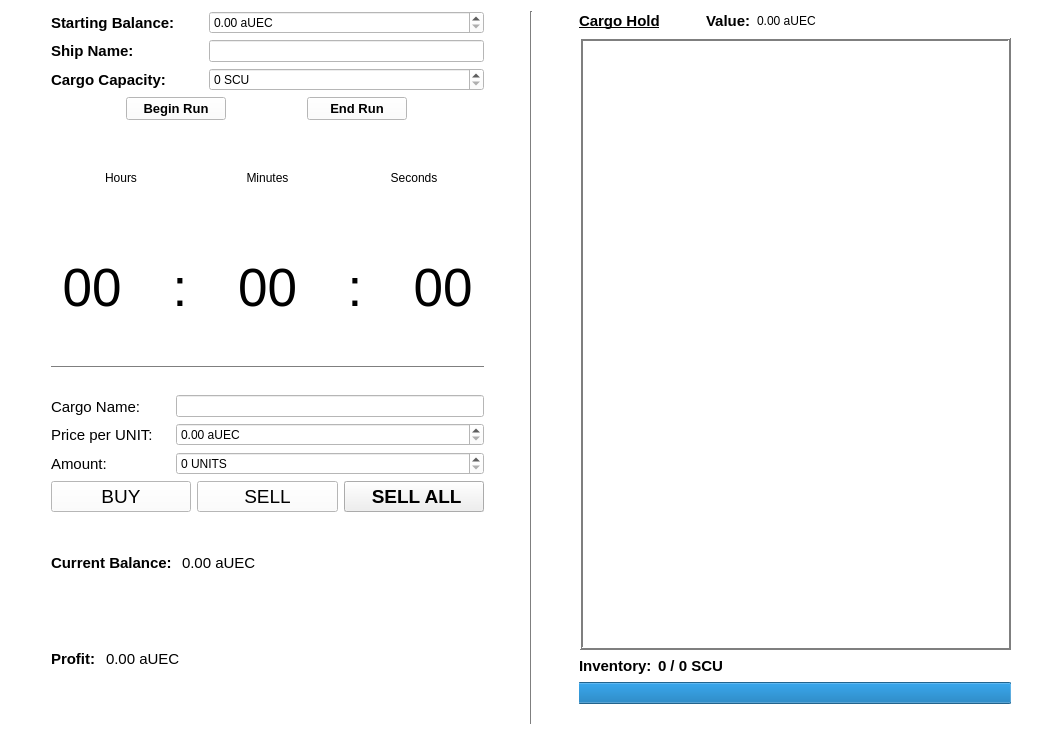
Qt form widget.ui (JusDooEt/SC-Cargo-Log-Qt) before a commit.
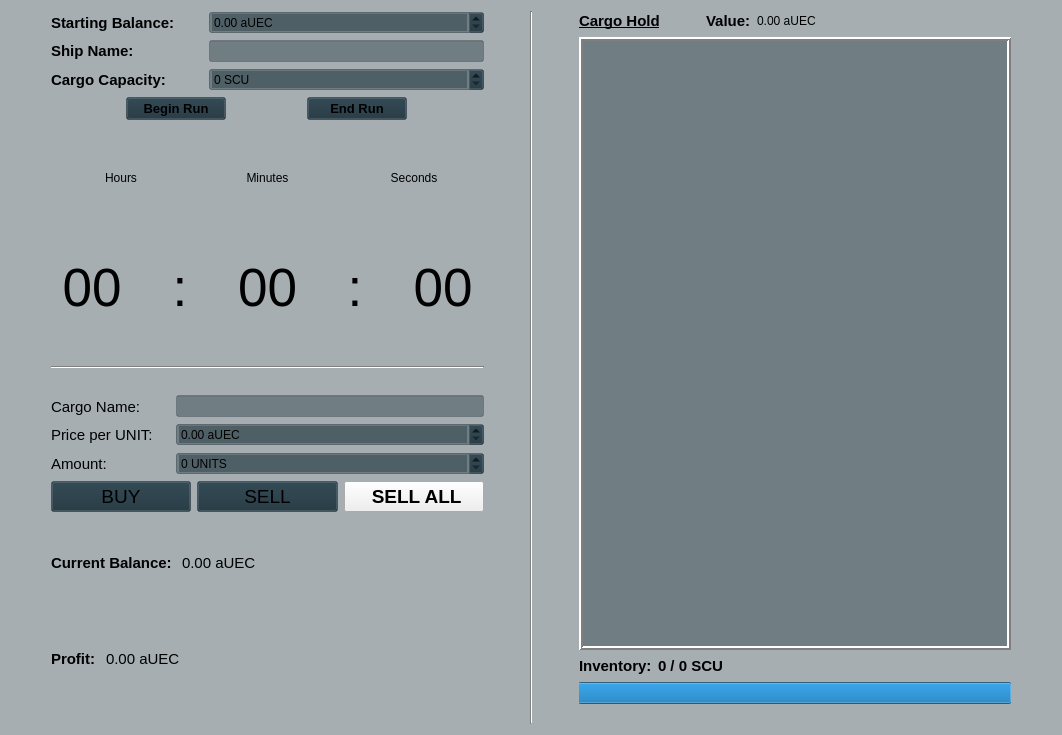
The same form after that commit.

What changed in the file:
```diff
--- a/widget.ui
+++ b/widget.ui
@@ -24,10 +24,10 @@
      </colorrole>
      <colorrole role="Button">
       <brush brushstyle="SolidPattern">
-       <color alpha="255">
-        <red>255</red>
-        <green>255</green>
-        <blue>255</blue>
+       <color alpha="100">
+        <red>27</red>
+        <green>48</green>
+        <blue>59</blue>
        </color>
       </brush>
      </colorrole>
@@ -96,19 +96,19 @@
      </colorrole>
      <colorrole role="Base">
       <brush brushstyle="SolidPattern">
-       <color alpha="255">
-        <red>255</red>
-        <green>255</green>
-        <blue>255</blue>
+       <color alpha="100">
+        <red>27</red>
+        <green>48</green>
+        <blue>59</blue>
        </color>
       </brush>
      </colorrole>
      <colorrole role="Window">
       <brush brushstyle="SolidPattern">
-       <color alpha="255">
-        <red>255</red>
-        <green>255</green>
-        <blue>255</blue>
+       <color alpha="100">
+        <red>27</red>
+        <green>48</green>
+        <blue>59</blue>
        </color>
       </brush>
      </colorrole>
@@ -179,10 +179,10 @@
      </colorrole>
      <colorrole role="Button">
       <brush brushstyle="SolidPattern">
-       <color alpha="255">
-        <red>255</red>
-        <green>255</green>
-        <blue>255</blue>
+       <color alpha="100">
+        <red>27</red>
+        <green>48</green>
+        <blue>59</blue>
        </color>
       </brush>
      </colorrole>
@@ -251,19 +251,19 @@
      </colorrole>
      <colorrole role="Base">
       <brush brushstyle="SolidPattern">
-       <color alpha="255">
-        <red>255</red>
-        <green>255</green>
-        <blue>255</blue>
+       <color alpha="100">
+        <red>27</red>
+        <green>48</green>
+        <blue>59</blue>
        </color>
       </brush>
      </colorrole>
      <colorrole role="Window">
       <brush brushstyle="SolidPattern">
-       <color alpha="255">
-        <red>255</red>
-        <green>255</green>
-        <blue>255</blue>
+       <color alpha="100">
+        <red>27</red>
+        <green>48</green>
+        <blue>59</blue>
        </color>
       </brush>
      </colorrole>
@@ -334,10 +334,10 @@
      </colorrole>
      <colorrole role="Button">
       <brush brushstyle="SolidPattern">
-       <color alpha="255">
-        <red>255</red>
-        <green>255</green>
-        <blue>255</blue>
+       <color alpha="100">
+        <red>27</red>
+        <green>48</green>
+        <blue>59</blue>
        </color>
       </brush>
      </colorrole>
@@ -406,19 +406,19 @@
      </colorrole>
      <colorrole role="Base">
       <brush brushstyle="SolidPattern">
-       <color alpha="255">
-        <red>255</red>
-        <green>255</green>
-        <blue>255</blue>
+       <color alpha="100">
+        <red>27</red>
+        <green>48</green>
+        <blue>59</blue>
        </color>
       </brush>
      </colorrole>
      <colorrole role="Window">
       <brush brushstyle="SolidPattern">
-       <color alpha="255">
-        <red>255</red>
-        <green>255</green>
-        <blue>255</blue>
+       <color alpha="100">
+        <red>27</red>
+        <green>48</green>
+        <blue>59</blue>
        </color>
       </brush>
      </colorrole>
@@ -482,6 +482,17 @@
   <property name="windowTitle">
    <string>Widget</string>
   </property>
+  <property name="styleSheet">
+   <string notr="true">background-color: rgba(27, 48, 59, 100);
+QPushButton
+{
+	border-width: 2px;
+	border-color: black;
+	border-style: solid;
+	border-radius: 10px;
+}
+</string>
+  </property>
   <layout class="QHBoxLayout" name="horizontalLayout_11">
    <item>
     <spacer name="horizontalSpacer_3">
@@ -935,7 +946,7 @@
             </font>
            </property>
            <property name="autoFillBackground">
-            <bool>true</bool>
+            <bool>false</bool>
            </property>
            <property name="styleSheet">
             <string notr="true">alternate-background-color: rgb(0, 0, 255);</string>
```
